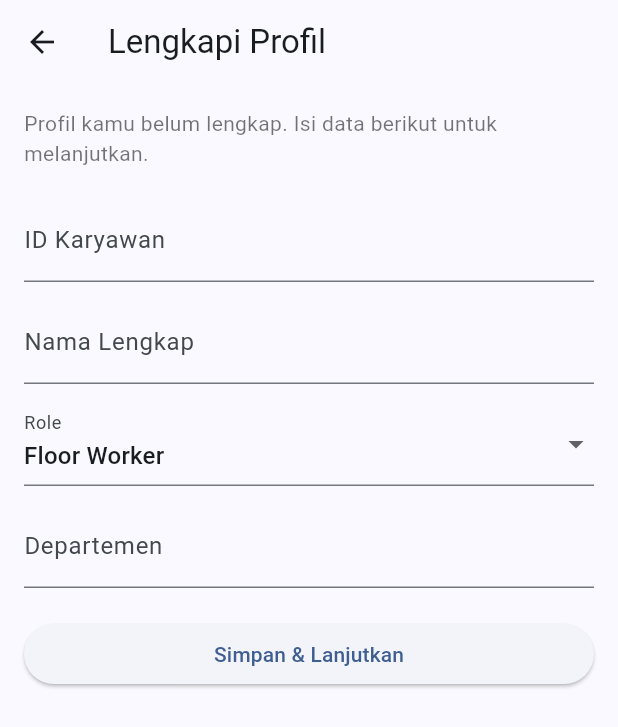
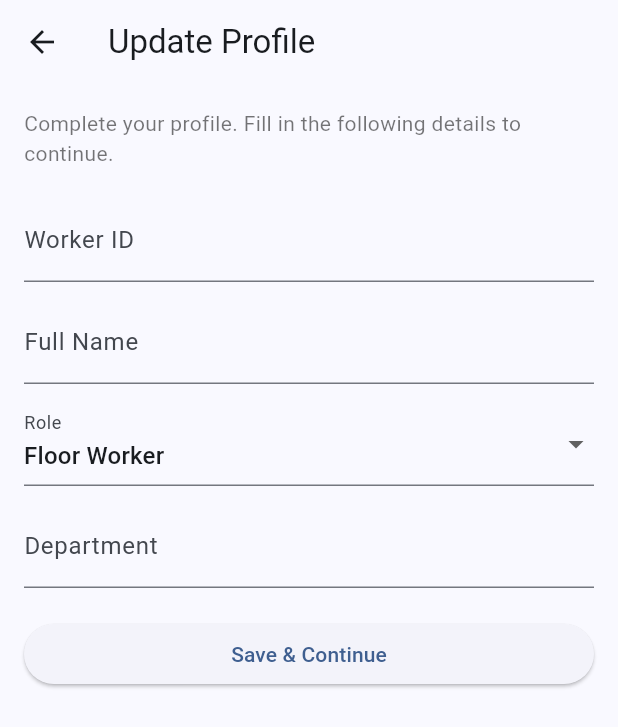
Before and after one commit to salpurn/LaporPak-FP-PPB-D, a Flutter app: the CompleteProfilePage screen opened directly with empty values, on a phone screen of 412 x 824 dp. Shown: the top 727 px of the screen. Run offline on Flutter 3.47's test engine with Material 3 defaults, Android fonts, the phone set to English and light mode, and no system bars; our stand-ins replace awesome_notifications, cloud_firestore, firebase_auth, firebase_core, firebase_storage, image_picker and 1 more; accounts and stored records are empty.

Commit message:
chore: change Update Profile lang to eng

```diff
--- a/lib/screens/complete_profile_page.dart
+++ b/lib/screens/complete_profile_page.dart
@@ -43,7 +43,7 @@ class _CompleteProfilePageState extends State<CompleteProfilePage> {
     final dept = _departmentController.text.trim();
 
     if (id.isEmpty || name.isEmpty || dept.isEmpty) {
-      setState(() => _error = 'Semua kolom wajib diisi.');
+      setState(() => _error = 'All fields are required.');
       return;
     }
 
@@ -85,7 +85,7 @@ class _CompleteProfilePageState extends State<CompleteProfilePage> {
   Widget build(BuildContext context) {
     return Scaffold(
       appBar: AppBar(
-        title: const Text('Lengkapi Profil'),
+        title: const Text('Update Profile'),
         leading: IconButton(
           icon: const Icon(Icons.arrow_back),
           onPressed: () => Navigator.of(context).pop(),
@@ -97,18 +97,18 @@ class _CompleteProfilePageState extends State<CompleteProfilePage> {
           crossAxisAlignment: CrossAxisAlignment.start,
           children: [
             const Text(
-              'Profil kamu belum lengkap. Isi data berikut untuk melanjutkan.',
+              'Complete your profile. Fill in the following details to continue.',
               style: TextStyle(fontSize: 14, color: Colors.black54),
             ),
             const SizedBox(height: 20),
             TextField(
               controller: _idController,
-              decoration: const InputDecoration(labelText: 'ID Karyawan'),
+              decoration: const InputDecoration(labelText: 'Worker ID'),
             ),
             const SizedBox(height: 12),
             TextField(
               controller: _nameController,
-              decoration: const InputDecoration(labelText: 'Nama Lengkap'),
+              decoration: const InputDecoration(labelText: 'Full Name'),
             ),
             const SizedBox(height: 12),
             DropdownButtonFormField<UserRole>(
@@ -135,7 +135,7 @@ class _CompleteProfilePageState extends State<CompleteProfilePage> {
             const SizedBox(height: 12),
             TextField(
               controller: _departmentController,
-              decoration: const InputDecoration(labelText: 'Departemen'),
+              decoration: const InputDecoration(labelText: 'Department'),
             ),
             const SizedBox(height: 20),
             if (_error != null)
@@ -154,7 +154,7 @@ class _CompleteProfilePageState extends State<CompleteProfilePage> {
                         child: CircularProgressIndicator(
                             strokeWidth: 2, color: Colors.white),
                       )
-                    : const Text('Simpan & Lanjutkan'),
+                    : const Text('Save & Continue'),
               ),
             ),
           ],
```
Also changed, not shown: pubspec.lock.
